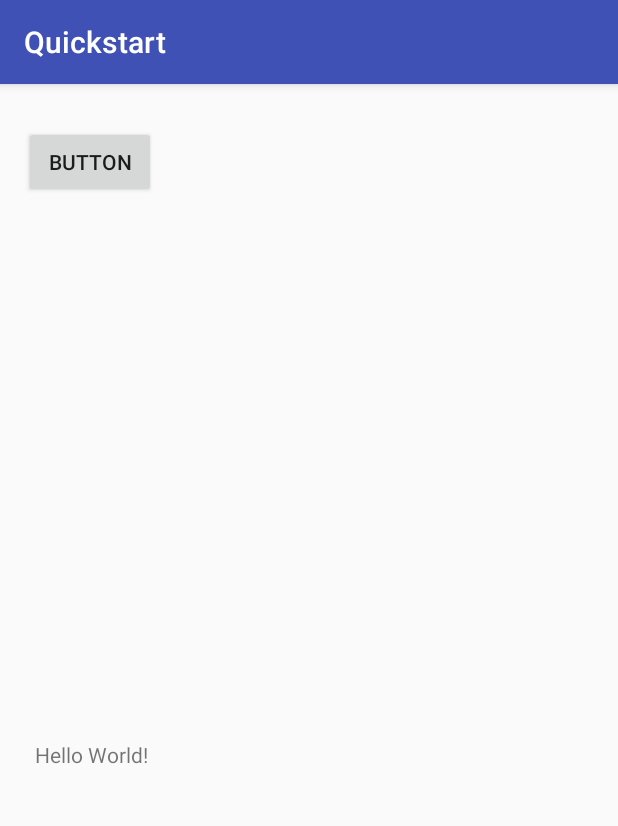
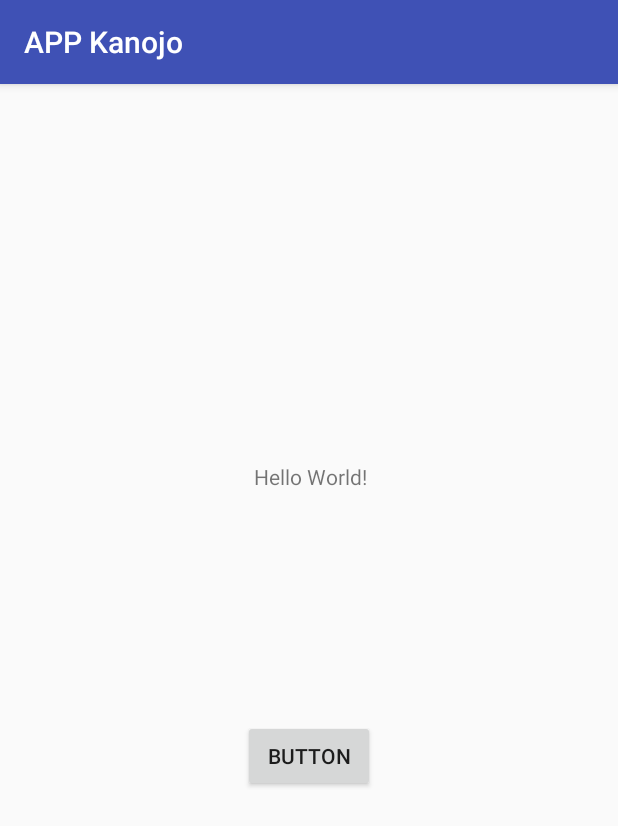
Before and after one commit to boooooommmmmm/APPKanojo, an Android app: the screen it shows after launch (MainActivity), on a phone screen of 412 x 824 dp. Shown: the top 826 px of the screen. Run offline under Robolectric (Android 15) with nearby library versions, the phone set to English and light mode, and no system bars; libraries missing offline, so code that uses them is left out: com.microsoft.cognitiveservices; 1 statement that could not run was skipped.

Commit message:
mainpage Layout

```diff
--- a/speechToTextSampleCode/java-android/app/src/main/res/layout/activity_main.xml
+++ b/speechToTextSampleCode/java-android/app/src/main/res/layout/activity_main.xml
@@ -8,25 +8,25 @@
 
     <TextView
         android:id="@+id/hello"
-        android:layout_width="366dp"
-        android:layout_height="295dp"
+        android:layout_width="800px"
+        android:layout_height="wrap_content"
         android:text="Hello World!"
+        android:textAlignment="center"
         app:layout_constraintBottom_toBottomOf="parent"
         app:layout_constraintLeft_toLeftOf="parent"
         app:layout_constraintRight_toRightOf="parent"
         app:layout_constraintTop_toTopOf="parent"
-        app:layout_constraintVertical_bias="0.925" />
+        app:layout_constraintVertical_bias="0.337" />
 
     <Button
         android:id="@+id/button"
         android:layout_width="wrap_content"
         android:layout_height="wrap_content"
-        android:layout_marginStart="16dp"
+        android:layout_marginTop="424dp"
         android:onClick="onSpeechButtonClicked"
         android:text="Button"
-        app:layout_constraintBottom_toTopOf="@+id/hello"
+        app:layout_constraintEnd_toEndOf="parent"
         app:layout_constraintStart_toStartOf="parent"
-        app:layout_constraintTop_toTopOf="parent"
-        app:layout_constraintVertical_bias="0.072" />
+        app:layout_constraintTop_toTopOf="parent" />
 
 </android.support.constraint.ConstraintLayout>
--- a/speechToTextSampleCode/java-android/app/src/main/res/values/strings.xml
+++ b/speechToTextSampleCode/java-android/app/src/main/res/values/strings.xml
@@ -1,3 +1,3 @@
 <resources>
-    <string name="app_name">Quickstart</string>
+    <string name="app_name">APP Kanojo</string>
 </resources>
```
